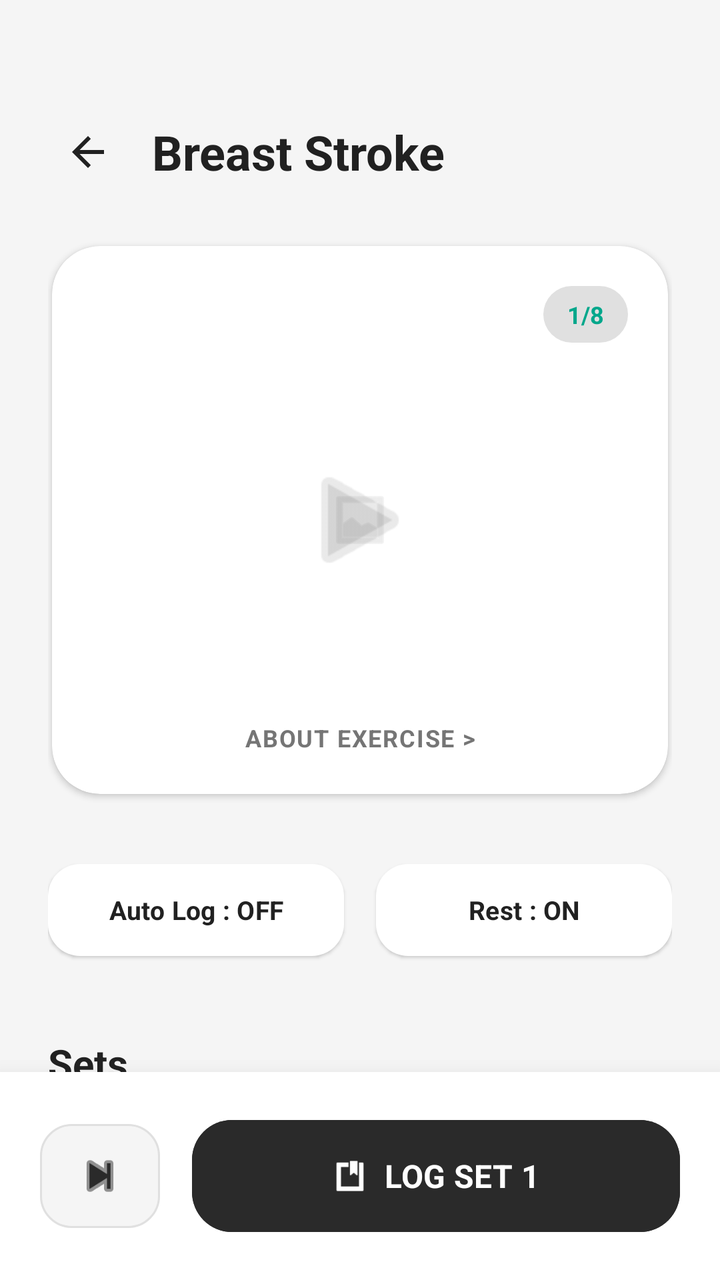
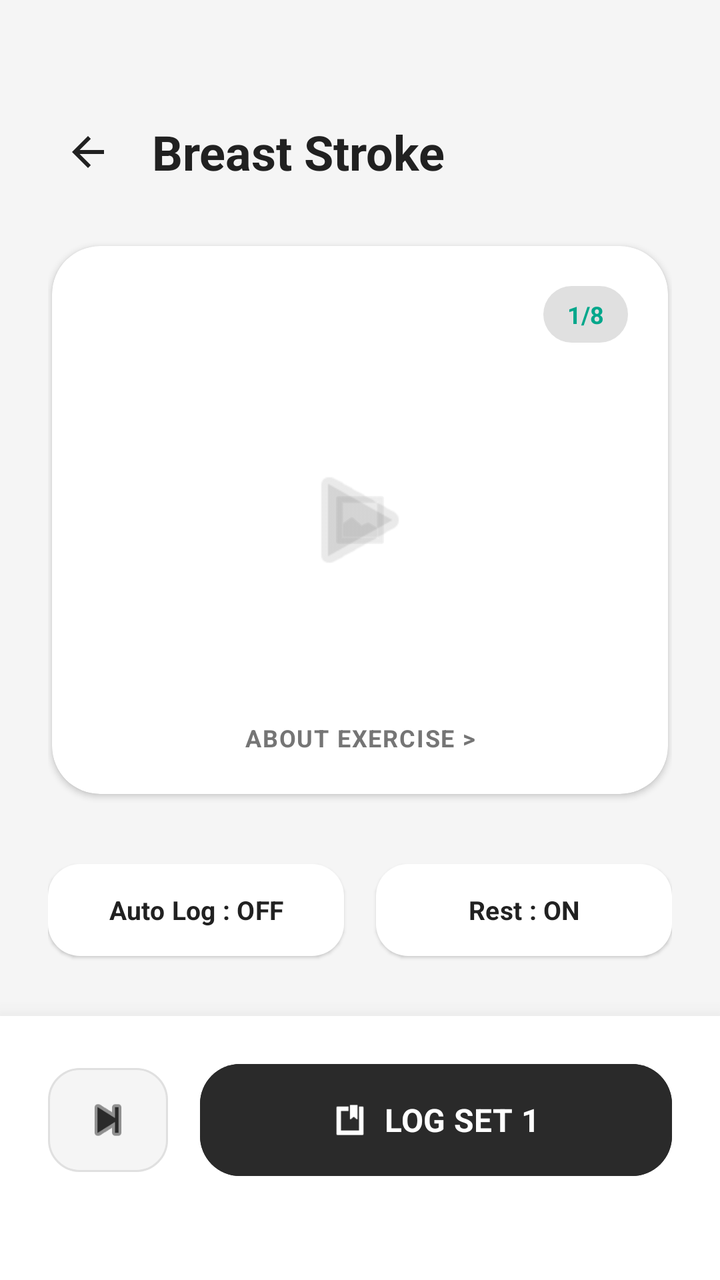

An Android layout rendered at two revisions. The XML below is the earlier revision; the diff shows what the commit changed to produce the second picture.
<!-- AndroidManifest.xml: application theme Theme.Nutriority -->
<!-- res/layout/fragment_exercise_detail.xml -->
<?xml version="1.0" encoding="utf-8"?>
<androidx.constraintlayout.widget.ConstraintLayout
    xmlns:android="http://schemas.android.com/apk/res/android"
    xmlns:app="http://schemas.android.com/apk/res-auto"
    xmlns:tools="http://schemas.android.com/tools"
    android:layout_width="match_parent"
    android:layout_height="match_parent"
    android:background="@color/app_background"
    tools:context=".ui.workout.ExerciseDetailFragment">

    
    <LinearLayout
        android:id="@+id/header_container"
        android:layout_width="match_parent"
        android:layout_height="wrap_content"
        android:orientation="vertical"
        android:paddingHorizontal="24dp"
        android:paddingTop="56dp"
        android:paddingBottom="16dp"
        app:layout_constraintTop_toTopOf="parent">

        <LinearLayout
            android:layout_width="match_parent"
            android:layout_height="wrap_content"
            android:gravity="center_vertical"
            android:orientation="horizontal">

            <ImageView
                android:id="@+id/backButton"
                android:layout_width="40dp"
                android:layout_height="40dp"
                android:importantForAccessibility="no"
                android:padding="8dp"
                android:src="@drawable/ic_arrow_back"
                app:tint="#212121" />

            <TextView
                android:id="@+id/exerciseTitle"
                android:layout_width="wrap_content"
                android:layout_height="wrap_content"
                android:layout_marginStart="12dp"
                android:fontFamily="sans-serif"
                android:textStyle="bold"
                android:text="Breast Stroke"
                android:textColor="#212121"
                android:textSize="24sp"
                app:autoSizeTextType="uniform"
                app:autoSizeMinTextSize="18sp"
                app:autoSizeMaxTextSize="24sp" />
        </LinearLayout>
    </LinearLayout>

    <androidx.core.widget.NestedScrollView
        android:layout_width="0dp"
        android:layout_height="0dp"
        android:clipToPadding="false"
        android:paddingBottom="100dp"
        app:layout_constraintBottom_toTopOf="@id/bottom_bar"
        app:layout_constraintEnd_toEndOf="parent"
        app:layout_constraintStart_toStartOf="parent"
        app:layout_constraintTop_toBottomOf="@id/header_container">

        <LinearLayout
            android:layout_width="match_parent"
            android:layout_height="wrap_content"
            android:orientation="vertical"
            android:paddingHorizontal="24dp">

            
            <com.google.android.material.card.MaterialCardView
                android:layout_width="match_parent"
                android:layout_height="280dp"
                android:layout_marginTop="8dp"
                app:cardBackgroundColor="@android:color/white"
                app:cardCornerRadius="24dp"
                app:cardElevation="2dp"
                app:cardPreventCornerOverlap="false"
                app:cardUseCompatPadding="true"
                app:strokeWidth="0dp">

                <androidx.constraintlayout.widget.ConstraintLayout
                    android:layout_width="match_parent"
                    android:layout_height="match_parent"
                    android:background="@android:color/transparent">

                    <TextView
                        android:id="@+id/exerciseCountText"
                        android:layout_width="wrap_content"
                        android:layout_height="wrap_content"
                        android:layout_marginTop="20dp"
                        android:layout_marginEnd="20dp"
                        android:background="@drawable/rounded_chip_background_light"
                        android:fontFamily="sans-serif"
                        android:textStyle="bold"
                        android:paddingHorizontal="12dp"
                        android:paddingVertical="6dp"
                        android:text="1/8"
                        android:textColor="@color/green"
                        android:textSize="12sp"
                        app:autoSizeTextType="uniform"
                        app:autoSizeMinTextSize="10sp"
                        app:autoSizeMaxTextSize="12sp"
                        app:layout_constraintEnd_toEndOf="parent"
                        app:layout_constraintTop_toTopOf="parent" />

                    <ImageView
                        android:id="@+id/img_exercise"
                        android:layout_width="match_parent"
                        android:layout_height="match_parent"
                        android:importantForAccessibility="no"
                        android:scaleType="centerInside"
                        android:layout_margin="32dp"
                        android:src="@android:drawable/ic_menu_gallery"
                        app:tint="#E0E0E0" />

                    <ImageView
                        android:layout_width="64dp"
                        android:layout_height="64dp"
                        android:importantForAccessibility="no"
                        android:src="@android:drawable/ic_media_play"
                        android:alpha="0.2"
                        app:layout_constraintBottom_toBottomOf="parent"
                        app:layout_constraintEnd_toEndOf="parent"
                        app:layout_constraintStart_toStartOf="parent"
                        app:layout_constraintTop_toTopOf="parent"
                        app:tint="@color/primary_dark" />

                    <TextView
                        android:id="@+id/btnAboutExercise"
                        android:layout_width="wrap_content"
                        android:layout_height="wrap_content"
                        android:layout_marginBottom="20dp"
                        android:fontFamily="sans-serif"
                        android:textStyle="bold"
                        android:text="ABOUT EXERCISE >"
                        android:textColor="#757575"
                        android:textSize="12sp"
                        android:letterSpacing="0.05"
                        app:autoSizeTextType="uniform"
                        app:autoSizeMinTextSize="10sp"
                        app:autoSizeMaxTextSize="12sp"
                        app:layout_constraintBottom_toBottomOf="parent"
                        app:layout_constraintEnd_toEndOf="parent"
                        app:layout_constraintStart_toStartOf="parent" />

                </androidx.constraintlayout.widget.ConstraintLayout>
            </com.google.android.material.card.MaterialCardView>

            
            <LinearLayout
                android:id="@+id/settings_row"
                android:layout_width="match_parent"
                android:layout_height="wrap_content"
                android:layout_marginTop="24dp"
                android:orientation="horizontal"
                android:clipToPadding="false"
                android:paddingVertical="4dp">

                <com.google.android.material.button.MaterialButton
                    android:id="@+id/btnAutoLog"
                    style="@style/Widget.Material3.Button.ElevatedButton"
                    android:layout_width="0dp"
                    android:layout_height="54dp"
                    android:layout_weight="1"
                    android:layout_marginEnd="8dp"
                    android:fontFamily="sans-serif"
                    android:textStyle="bold"
                    android:text="Auto Log : OFF"
                    android:textColor="#212121"
                    android:textSize="13sp"
                    app:backgroundTint="@color/white"
                    app:cornerRadius="16dp"
                    app:elevation="2dp"
                    app:autoSizeTextType="uniform"
                    app:autoSizeMinTextSize="10sp"
                    app:autoSizeMaxTextSize="13sp" />

                <com.google.android.material.button.MaterialButton
                    android:id="@+id/btnRest"
                    style="@style/Widget.Material3.Button.ElevatedButton"
                    android:layout_width="0dp"
                    android:layout_height="54dp"
                    android:layout_weight="1"
                    android:layout_marginStart="8dp"
                    android:fontFamily="sans-serif"
                    android:textStyle="bold"
                    android:text="Rest : ON"
                    android:textColor="#212121"
                    android:textSize="13sp"
                    app:backgroundTint="@color/white"
                    app:cornerRadius="16dp"
                    app:elevation="2dp"
                    app:autoSizeTextType="uniform"
                    app:autoSizeMinTextSize="10sp"
                    app:autoSizeMaxTextSize="13sp" />
            </LinearLayout>

            <TextView
                android:id="@+id/tv_sets_title"
                android:layout_width="wrap_content"
                android:layout_height="wrap_content"
                android:layout_marginTop="32dp"
                android:fontFamily="sans-serif"
                android:textStyle="bold"
                android:text="Sets"
                android:textColor="#212121"
                android:textSize="20sp"
                app:autoSizeTextType="uniform"
                app:autoSizeMinTextSize="16sp"
                app:autoSizeMaxTextSize="20sp" />

            <androidx.recyclerview.widget.RecyclerView
                android:id="@+id/setsRecyclerView"
                android:layout_width="match_parent"
                android:layout_height="wrap_content"
                android:layout_marginTop="8dp"
                android:layout_marginBottom="24dp"
                android:nestedScrollingEnabled="false"
                tools:listitem="@layout/item_exercise_set" />

        </LinearLayout>
    </androidx.core.widget.NestedScrollView>

    <com.google.android.material.card.MaterialCardView
        android:id="@+id/bottom_bar"
        android:layout_width="match_parent"
        android:layout_height="wrap_content"
        app:cardBackgroundColor="@android:color/white"
        app:cardCornerRadius="0dp"
        app:cardElevation="16dp"
        app:layout_constraintBottom_toBottomOf="parent"
        app:strokeWidth="0dp">

        <LinearLayout
            android:layout_width="match_parent"
            android:layout_height="wrap_content"
            android:padding="20dp"
            android:gravity="center_vertical"
            android:orientation="horizontal">

            <com.google.android.material.button.MaterialButton
                android:id="@+id/btnCheck"
                style="@style/Widget.Material3.Button.OutlinedButton"
                android:layout_width="60dp"
                android:layout_height="60dp"
                android:padding="0dp"
                app:cornerRadius="16dp"
                app:backgroundTint="#F5F5F5"
                app:strokeColor="#E0E0E0"
                app:strokeWidth="1dp"
                app:icon="@android:drawable/ic_media_next"
                app:iconGravity="textStart"
                app:iconPadding="0dp"
                app:iconSize="28dp"
                app:iconTint="@color/primary_dark" />

            <com.google.android.material.button.MaterialButton
                android:id="@+id/btnLogSet"
                android:layout_width="0dp"
                android:layout_height="64dp"
                android:layout_weight="1"
                android:layout_marginStart="16dp"
                android:fontFamily="sans-serif"
                android:textStyle="bold"
                android:text="LOG SET 1"
                android:textSize="16sp"
                android:backgroundTint="@color/primary_dark"
                android:textColor="@color/white"
                app:cornerRadius="20dp"
                app:icon="@android:drawable/ic_input_get"
                app:iconTint="@color/white"
                app:iconGravity="textStart"
                app:autoSizeTextType="uniform"
                app:autoSizeMinTextSize="12sp"
                app:autoSizeMaxTextSize="16sp" />

        </LinearLayout>
    </com.google.android.material.card.MaterialCardView>

</androidx.constraintlayout.widget.ConstraintLayout>
<!-- res/layout/item_exercise_set.xml (included above) -->
<?xml version="1.0" encoding="utf-8"?>
<com.google.android.material.card.MaterialCardView
    xmlns:android="http://schemas.android.com/apk/res/android"
    xmlns:app="http://schemas.android.com/apk/res-auto"
    xmlns:tools="http://schemas.android.com/tools"
    android:layout_width="match_parent"
    android:layout_height="wrap_content"
    android:layout_marginVertical="4dp"
    app:cardBackgroundColor="@android:color/white"
    app:cardCornerRadius="16dp"
    app:cardElevation="2dp"
    app:cardPreventCornerOverlap="false"
    app:cardUseCompatPadding="true"
    app:strokeWidth="0dp">

    <androidx.constraintlayout.widget.ConstraintLayout
        android:layout_width="match_parent"
        android:layout_height="72dp"
        android:background="@android:color/transparent"
        android:paddingHorizontal="16dp">

        <TextView
            android:id="@+id/set_number"
            android:layout_width="36dp"
            android:layout_height="36dp"
            android:background="@drawable/bg_set_number_active"
            android:gravity="center"
            android:fontFamily="sans-serif"
            android:textStyle="bold"
            android:textColor="#FFFFFF"
            android:textSize="16sp"
            app:autoSizeTextType="uniform"
            app:autoSizeMinTextSize="12sp"
            app:autoSizeMaxTextSize="16sp"
            app:layout_constraintBottom_toBottomOf="parent"
            app:layout_constraintStart_toStartOf="parent"
            app:layout_constraintTop_toTopOf="parent" />

        <LinearLayout
            android:id="@+id/reps_container"
            android:layout_width="0dp"
            android:layout_height="wrap_content"
            android:gravity="center"
            android:orientation="vertical"
            app:layout_constraintBottom_toBottomOf="parent"
            app:layout_constraintEnd_toStartOf="@id/divider"
            app:layout_constraintStart_toEndOf="@id/set_number"
            app:layout_constraintTop_toTopOf="parent">

            <TextView
                android:id="@+id/reps_count"
                android:layout_width="match_parent"
                android:layout_height="wrap_content"
                android:fontFamily="sans-serif"
                android:textStyle="bold"
                android:textColor="#212121"
                android:textSize="22sp"
                android:gravity="center"
                app:autoSizeTextType="uniform"
                app:autoSizeMinTextSize="16sp"
                app:autoSizeMaxTextSize="22sp" />

            <TextView
                android:id="@+id/unit_label"
                android:layout_width="match_parent"
                android:layout_height="wrap_content"
                android:fontFamily="sans-serif-medium"
                android:text="reps"
                android:textAllCaps="true"
                android:textColor="#757575"
                android:textSize="10sp"
                android:letterSpacing="0.1"
                android:gravity="center"
                app:autoSizeTextType="uniform"
                app:autoSizeMinTextSize="8sp"
                app:autoSizeMaxTextSize="10sp" />
        </LinearLayout>

        <View
            android:id="@+id/divider"
            android:layout_width="1dp"
            android:layout_height="24dp"
            android:background="#F5F5F5"
            app:layout_constraintBottom_toBottomOf="parent"
            app:layout_constraintEnd_toStartOf="@+id/delete_button"
            app:layout_constraintStart_toEndOf="@id/reps_container"
            app:layout_constraintTop_toTopOf="parent" />

        <LinearLayout
            android:id="@+id/delete_button"
            android:layout_width="0dp"
            android:layout_height="wrap_content"
            android:gravity="center"
            android:orientation="vertical"
            app:layout_constraintBottom_toBottomOf="parent"
            app:layout_constraintEnd_toEndOf="parent"
            app:layout_constraintStart_toEndOf="@id/divider"
            app:layout_constraintTop_toTopOf="parent">

            <ImageView
                android:layout_width="20dp"
                android:layout_height="20dp"
                android:importantForAccessibility="no"
                android:src="@android:drawable/ic_menu_delete"
                app:tint="#757575" />

            <TextView
                android:id="@+id/delete_text"
                android:layout_width="match_parent"
                android:layout_height="wrap_content"
                android:layout_marginTop="4dp"
                android:fontFamily="sans-serif"
                android:textStyle="bold"
                android:text="REMOVE"
                android:textColor="#757575"
                android:textSize="10sp"
                android:letterSpacing="0.05"
                android:gravity="center"
                app:autoSizeTextType="uniform"
                app:autoSizeMinTextSize="8sp"
                app:autoSizeMaxTextSize="10sp" />
        </LinearLayout>

    </androidx.constraintlayout.widget.ConstraintLayout>
</com.google.android.material.card.MaterialCardView>
<!-- resources referenced by this layout -->
<resources>
  <color name="app_background">#F5F5F5</color>
  <color name="green">#00A78B</color>
  <color name="primary_dark">#2A2A2A</color>
  <color name="white">#FFFFFFFF</color>
  <!-- drawable bg_set_number_active (drawable) -->
  <?xml version="1.0" encoding="utf-8"?>
  <shape xmlns:android="http://schemas.android.com/apk/res/android"
      android:shape="rectangle">
      <corners android:radius="8dp"/>
      <solid android:color="@color/secondary_blue"/>
  </shape>
  <!-- drawable ic_arrow_back (drawable) -->
  <vector xmlns:android="http://schemas.android.com/apk/res/android" android:autoMirrored="true" android:height="32dp" android:tint="#000000" android:viewportHeight="24" android:viewportWidth="24" android:width="32dp">
        
      <path android:fillColor="@android:color/white" android:pathData="M20,11H7.83l5.59,-5.59L12,4l-8,8 8,8 1.41,-1.41L7.83,13H20v-2z"/>
      
  </vector>
  <!-- drawable rounded_chip_background_light (drawable) -->
  <shape xmlns:android="http://schemas.android.com/apk/res/android">
      <solid android:color="#E0E0E0" />
      <corners android:radius="24dp" />
  </shape>
  <style name="Theme.Nutriority" parent="Base.Theme.Nutriority" />
  <color name="secondary_blue">#00A4B9</color>
  <style name="Base.Theme.Nutriority" parent="Theme.Material3.Light.NoActionBar">
          <item name="android:windowBackground">#F5F5F5</item>
          <item name="android:windowDrawsSystemBarBackgrounds">true</item>
          <item name="android:statusBarColor">@android:color/transparent</item>
          <item name="android:windowLightStatusBar">true</item>
          <item name="android:navigationBarColor">@android:color/transparent</item>
          <item name="android:windowLightNavigationBar" tools:ignore="NewApi">true</item>
          <item name="android:enforceNavigationBarContrast" tools:ignore="NewApi">false</item>
      </style>
</resources>

<!-- the commit's change to res/layout/fragment_exercise_detail.xml (unified diff, before → after) -->
@@ -234,7 +234,9 @@
         <LinearLayout
             android:layout_width="match_parent"
             android:layout_height="wrap_content"
-            android:padding="20dp"
+            android:layout_marginHorizontal="24dp"
+            android:layout_marginTop="20dp"
+            android:layout_marginBottom="48dp"
             android:gravity="center_vertical"
             android:orientation="horizontal">
 
